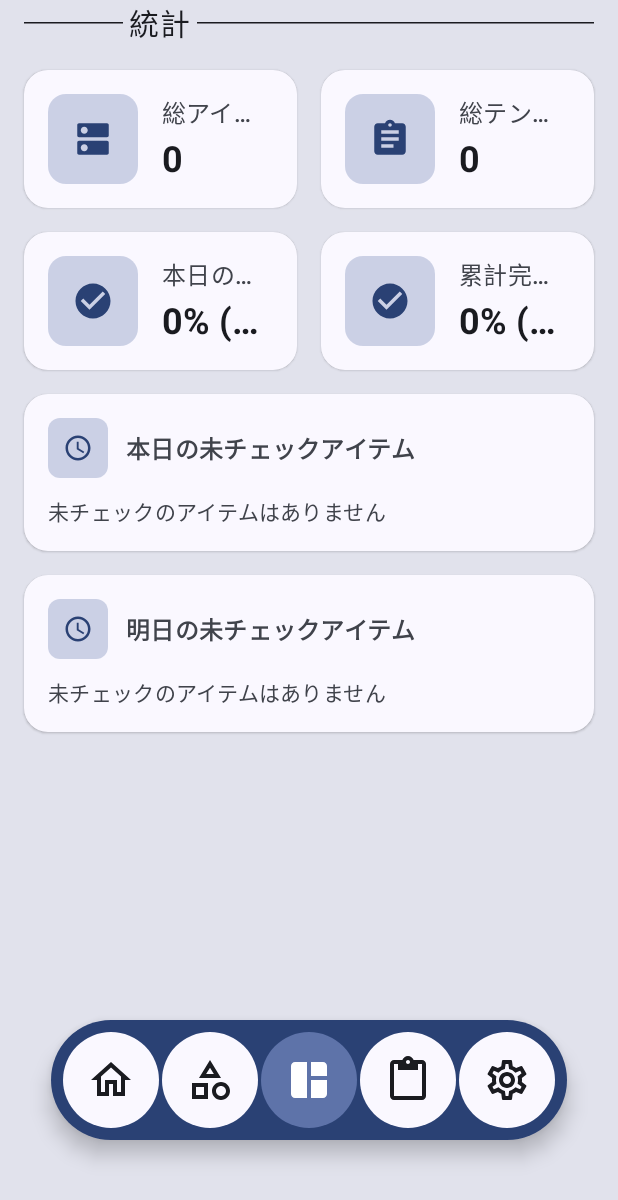
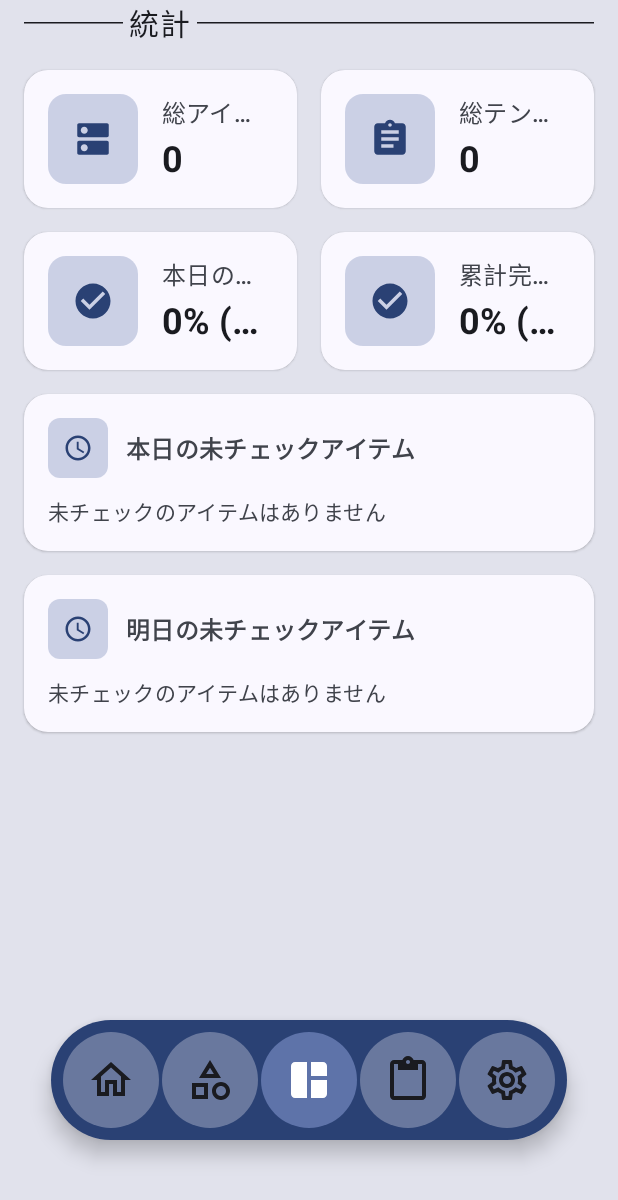
Before and after one commit to segnities007/CheckMate, an Android app built with Jetpack Compose: the DashboardScreen screen opened through its navigation route, on a phone screen of 412 x 824 dp. Shown: the top 1200 px of the screen. Run offline under Robolectric (Android 15) with nearby library versions, the phone set to English and light mode, and no system bars.

Commit message:
modify floating navigation bar

```diff
--- a/core/ui/src/main/java/com/segnities007/ui/bar/FloatingNavigationBar.kt
+++ b/core/ui/src/main/java/com/segnities007/ui/bar/FloatingNavigationBar.kt
@@ -73,6 +73,7 @@ private fun FloatingActionBarUi(
             HubRoute.Setting to listOf(Icons.Filled.Settings, Icons.Outlined.Settings),
         )
 
+    if (alpha > 0f) {
         Surface(
             shape = CircleShape,
             shadowElevation = 8.dp,
@@ -95,6 +96,7 @@ private fun FloatingActionBarUi(
             }
         }
     }
+}
 
 @Composable
 private fun NavItemButton(
@@ -110,7 +112,7 @@ private fun NavItemButton(
         containerColor = if (selected) {
             MaterialTheme.colorScheme.primaryContainer.copy(alpha = alpha)
         } else {
-            MaterialTheme.colorScheme.surface.copy(alpha = alpha)
+            MaterialTheme.colorScheme.surface.copy(alpha = alpha * 0.3f)
         },
         contentColor = MaterialTheme.colorScheme.onSurface.copy(alpha = alpha),
         elevation = FloatingActionButtonDefaults.elevation(
```
Lines whose indentation alone changed are shown as unchanged.
